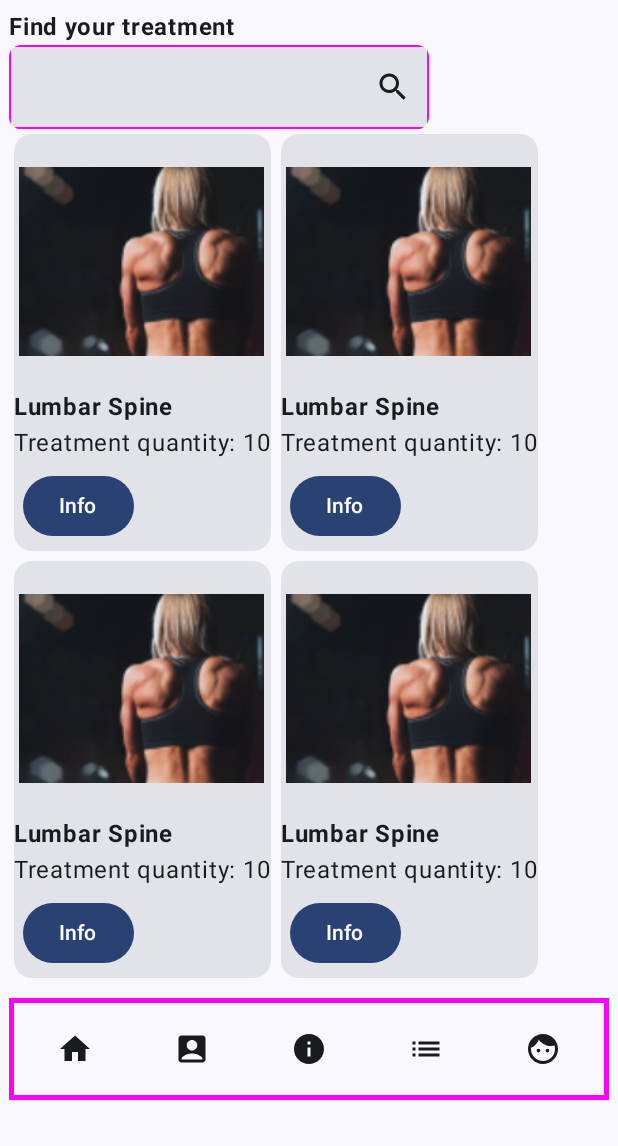
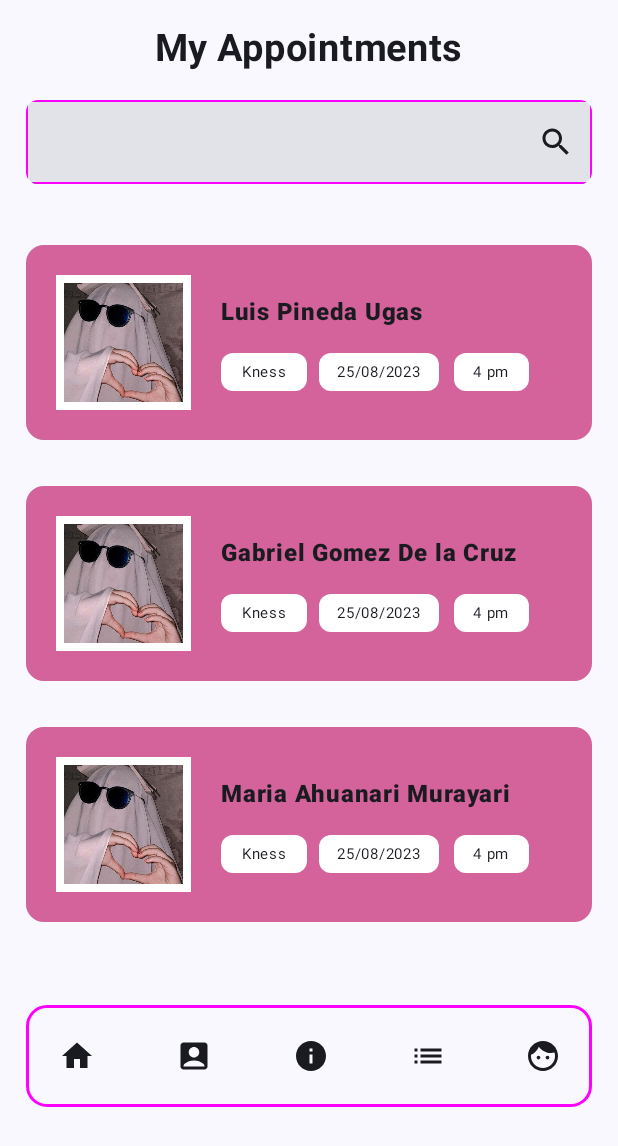
Before and after one commit to leonardoarrieta30/TheraphyTreatment, an Android app built with Jetpack Compose: the screen it shows after launch (MainActivity), on a phone screen of 412 x 824 dp. Shown: the top 1146 px of the screen. Run offline under Robolectric (Android 15) with nearby library versions, the phone set to English and light mode, and no system bars.

Commit message:
feat(appointmentList): list of appointments and patients of a doctor implemented

```diff
--- a/app/src/main/java/pe/edu/upc/theraphytreatmentscreens20/MainActivity.kt
+++ b/app/src/main/java/pe/edu/upc/theraphytreatmentscreens20/MainActivity.kt
@@ -10,6 +10,8 @@ import androidx.compose.material3.Text
 import androidx.compose.runtime.Composable
 import androidx.compose.ui.Modifier
 import androidx.compose.ui.tooling.preview.Preview
+import pe.edu.upc.theraphytreatmentscreens20.ui.screens.MyAppoitments
+import pe.edu.upc.theraphytreatmentscreens20.ui.screens.MyPatients
 import pe.edu.upc.theraphytreatmentscreens20.ui.screens.Treatments
 import pe.edu.upc.theraphytreatmentscreens20.ui.screens.Treatments2
 import pe.edu.upc.theraphytreatmentscreens20.ui.theme.TheraphyTreatmentScreens20Theme
@@ -24,7 +26,7 @@ class MainActivity : ComponentActivity() {
                     modifier = Modifier.fillMaxSize(),
                     color = MaterialTheme.colorScheme.background
                 ) {
-                    Treatments()
+                    MyAppoitments()
                 }
             }
         }
--- /dev/null
+++ b/app/src/main/java/pe/edu/upc/theraphytreatmentscreens20/ui/screens/MyAppointments.kt
@@ -0,0 +1,308 @@
+package pe.edu.upc.theraphytreatmentscreens20.ui.screens
+
+import android.graphics.Paint.Align
+import androidx.compose.foundation.BorderStroke
+import androidx.compose.foundation.Image
+import androidx.compose.foundation.background
+import androidx.compose.foundation.border
+import androidx.compose.foundation.layout.Box
+import androidx.compose.foundation.layout.Column
+import androidx.compose.foundation.layout.PaddingValues
+import androidx.compose.foundation.layout.Row
+import androidx.compose.foundation.layout.Spacer
+import androidx.compose.foundation.layout.absolutePadding
+import androidx.compose.foundation.layout.fillMaxSize
+import androidx.compose.foundation.layout.fillMaxWidth
+import androidx.compose.foundation.layout.height
+import androidx.compose.foundation.layout.padding
+import androidx.compose.foundation.layout.paddingFrom
+import androidx.compose.foundation.layout.safeContentPadding
+import androidx.compose.foundation.layout.width
+import androidx.compose.foundation.layout.wrapContentWidth
+import androidx.compose.foundation.shape.RoundedCornerShape
+import androidx.compose.material.icons.Icons
+import androidx.compose.material.icons.filled.AccountBox
+import androidx.compose.material.icons.filled.Face
+import androidx.compose.material.icons.filled.Home
+import androidx.compose.material.icons.filled.Info
+import androidx.compose.material.icons.filled.List
+import androidx.compose.material.icons.filled.Search
+import androidx.compose.material3.Button
+import androidx.compose.material3.Card
+import androidx.compose.material3.ExperimentalMaterial3Api
+import androidx.compose.material3.Icon
+import androidx.compose.material3.IconButton
+import androidx.compose.material3.OutlinedButton
+import androidx.compose.material3.Text
+import androidx.compose.material3.TextField
+import androidx.compose.material3.contentColorFor
+import androidx.compose.runtime.Composable
+import androidx.compose.ui.Alignment
+import androidx.compose.ui.Modifier
+import androidx.compose.ui.draw.clip
+import androidx.compose.ui.graphics.Color
+import androidx.compose.ui.res.painterResource
+import androidx.compose.ui.text.font.DeviceFontFamilyName
+import androidx.compose.ui.text.font.Font
+import androidx.compose.ui.text.font.FontWeight
+import androidx.compose.ui.unit.dp
+import androidx.compose.ui.unit.sp
+import pe.edu.upc.theraphytreatmentscreens20.R
+
+@OptIn(ExperimentalMaterial3Api::class)
+@Composable
+fun MyAppoitments() {
+    Column(modifier = Modifier.padding(17.dp), horizontalAlignment = Alignment.CenterHorizontally) {
+        Text(text = "My Appointments", fontSize = 25.sp,fontWeight = FontWeight.Bold,
+            modifier = Modifier
+                .absolutePadding(bottom = 20.dp))
+        Box(contentAlignment = Alignment.CenterEnd, modifier = Modifier
+            .absolutePadding(bottom = 25.dp)
+            .clip(shape = RoundedCornerShape(8.dp))
+            .border(
+                BorderStroke(1.dp, Color.Magenta)
+            )
+            .fillMaxWidth()){
+
+            TextField(value ="" , onValueChange = {},Modifier.fillMaxWidth())
+            IconButton(onClick = { /*TODO*/ }) {
+                Icon(imageVector = Icons.Default.Search, contentDescription = null)
+            }
+
+        }
+
+        Row() {
+            Card(modifier = Modifier
+                .absolutePadding(top = 15.dp, bottom = 15.dp)
+                .fillMaxWidth()
+            ) {
+                Row(verticalAlignment = Alignment.CenterVertically,
+                    modifier = Modifier
+                        .background(Color(212, 98, 155))
+                        .fillMaxWidth()) {
+                    Image(painter = painterResource(id = R.drawable.ghost),
+                        contentDescription = null,
+                        modifier = Modifier
+                            .width(130.dp)
+                            .height(130.dp)
+                            .padding(20.dp)
+                            .border(BorderStroke(5.dp, Color.White))
+                    )
+                    Column() {
+                        Text(text = "Luis Pineda Ugas", fontWeight = FontWeight.ExtraBold,
+                            modifier = Modifier.absolutePadding(bottom = 15.dp))
+                        Row() {
+                            Box(contentAlignment = Alignment.Center,
+                                modifier = Modifier
+                                    .height(25.dp)
+                                    .width(65.dp)
+                                    .absolutePadding(right = 8.dp)
+                                    .clip(shape = RoundedCornerShape(8.dp))
+                                    .background(Color(255,255,255))
+                            ) {
+                                Text(text = "Kness", fontSize = 10.sp,
+                                    modifier = Modifier.background(Color(255,255,255)))
+                            }
+                            Box(contentAlignment = Alignment.Center,
+                                modifier = Modifier
+                                    .height(25.dp)
+                                    .width(90.dp)
+                                    .absolutePadding(right = 10.dp)
+                                    .clip(shape = RoundedCornerShape(8.dp))
+                                    .background(Color(255,255,255))
+                            ) {
+                                Text(text = "25/08/2023", fontSize = 10.sp)
+                            }
+
+                            Box(contentAlignment = Alignment.Center,
+                                modifier = Modifier
+                                    .height(25.dp)
+                                    .width(60.dp)
+                                    .absolutePadding(right = 10.dp)
+                                    .clip(shape = RoundedCornerShape(8.dp))
+                                    .background(Color(255,255,255))
+                            ) {
+                                Text(text = "4 pm", fontSize = 10.sp)
+                            }
+                        }
+
+                    }
+
+                }
+
+            }
+
+
+
+
+
+
+        }
+
+
+        Row() {
+            Card(modifier = Modifier
+                .absolutePadding(top = 15.dp, bottom = 15.dp)
+                .fillMaxWidth()
+            ) {
+                Row(verticalAlignment = Alignment.CenterVertically,
+                    modifier = Modifier
+                        .background(Color(212, 98, 155))
+                        .fillMaxWidth()) {
+                    Image(painter = painterResource(id = R.drawable.ghost),
+                        contentDescription = null,
+                        modifier = Modifier
+                            .width(130.dp)
+                            .height(130.dp)
+                            .padding(20.dp)
+                            .border(BorderStroke(5.dp, Color.White))
+                    )
+                    Column() {
+                        Text(text = "Gabriel Gomez De la Cruz", fontWeight = FontWeight.ExtraBold,
+                            modifier = Modifier.absolutePadding(bottom = 15.dp))
+                        Row() {
+                            Box(contentAlignment = Alignment.Center,
+                                modifier = Modifier
+                                    .height(25.dp)
+                                    .width(65.dp)
+                                    .absolutePadding(right = 8.dp)
+                                    .clip(shape = RoundedCornerShape(8.dp))
+                                    .background(Color(255,255,255))
+                            ) {
+                                Text(text = "Kness", fontSize = 10.sp,
+                                    modifier = Modifier.background(Color(255,255,255)))
+                            }
+                            Box(contentAlignment = Alignment.Center,
+                                modifier = Modifier
+                                    .height(25.dp)
+                                    .width(90.dp)
+                                    .absolutePadding(right = 10.dp)
+                                    .clip(shape = RoundedCornerShape(8.dp))
+                                    .background(Color(255,255,255))
+                            ) {
+                                Text(text = "25/08/2023", fontSize = 10.sp)
+                            }
+
+                            Box(contentAlignment = Alignment.Center,
+                                modifier = Modifier
+                                    .height(25.dp)
+                                    .width(60.dp)
+                                    .absolutePadding(right = 10.dp)
+                                    .clip(shape = RoundedCornerShape(8.dp))
+                                    .background(Color(255,255,255))
+                            ) {
+                                Text(text = "4 pm", fontSize = 10.sp)
+                            }
+                        }
+
+                    }
+
+                }
+
+            }
+
+
+        }
+
+
+        Row() {
+            Card(modifier = Modifier
+                .absolutePadding(top = 15.dp, bottom = 15.dp)
+                .fillMaxWidth()
+            ) {
+                Row(verticalAlignment = Alignment.CenterVertically,
+                    modifier = Modifier
+                        .background(Color(212, 98, 155))
+                        .fillMaxWidth()) {
+                    Image(painter = painterResource(id = R.drawable.ghost),
+                        contentDescription = null,
+                        modifier = Modifier
+                            .width(130.dp)
+                            .height(130.dp)
+                            .padding(20.dp)
+                            .border(BorderStroke(5.dp, Color.White))
+                    )
+                    Column() {
+                        Text(text = "Maria Ahuanari Murayari", fontWeight = FontWeight.ExtraBold,
+                            modifier = Modifier.absolutePadding(bottom = 15.dp))
+                        Row() {
+                            Box(contentAlignment = Alignment.Center,
+                                modifier = Modifier
+                                    .height(25.dp)
+                                    .width(65.dp)
+                                    .absolutePadding(right = 8.dp)
+                                    .clip(shape = RoundedCornerShape(8.dp))
+                                    .background(Color(255,255,255))
+                            ) {
+                                Text(text = "Kness", fontSize = 10.sp,
+                                    modifier = Modifier.background(Color(255,255,255)))
+                            }
+                            Box(contentAlignment = Alignment.Center,
+                                modifier = Modifier
+                                    .height(25.dp)
+                                    .width(90.dp)
+                                    .absolutePadding(right = 10.dp)
+                                    .clip(shape = RoundedCornerShape(8.dp))
+                                    .background(Color(255,255,255))
+                            ) {
+                                Text(text = "25/08/2023", fontSize = 10.sp)
+                            }
+
+                            Box(contentAlignment = Alignment.Center,
+                                modifier = Modifier
+                                    .height(25.dp)
+                                    .width(60.dp)
+                                    .absolutePadding(right = 10.dp)
+                                    .clip(shape = RoundedCornerShape(8.dp))
+                                    .background(Color(255,255,255))
+                            ) {
+                                Text(text = "4 pm", fontSize = 10.sp)
+                            }
+                        }
+
+                    }
+
+                }
+
+            }
+
+
+        }
+
+        Spacer(modifier = Modifier.height(40.dp))
+
+
+        Box(modifier = Modifier
+            .fillMaxWidth()
+            .border(2.dp, Color.Magenta, shape = RoundedCornerShape(14.dp))
+            ,contentAlignment = Alignment.Center
+        ) {
+            Row(modifier = Modifier.padding(10.dp)) {
+                IconButton(onClick = { /*TODO*/ }) {
+                    Icon(imageVector = Icons.Default.Home, contentDescription = null)
+                }
+                Spacer(modifier = Modifier.width(30.dp))
+                IconButton(onClick = { /*TODO*/ }) {
+                    Icon(imageVector = Icons.Default.AccountBox, contentDescription = null)
+                }
+                Spacer(modifier = Modifier.width(30.dp))
+                IconButton(onClick = { /*TODO*/ }) {
+                    Icon(imageVector = Icons.Default.Info, contentDescription = null)
+                }
+                Spacer(modifier = Modifier.width(30.dp))
+                IconButton(onClick = { /*TODO*/ }) {
+                    Icon(imageVector = Icons.Default.List, contentDescription = null)
+                }
+                Spacer(modifier = Modifier.width(30.dp))
+                IconButton(onClick = { /*TODO*/ }) {
+                    Icon(imageVector = Icons.Default.Face, contentDescription = null)
+                }
+            }
+        }
+
+    }
+
+
+
+
+}
```
Also changed, not shown: app/src/main/java/pe/edu/upc/theraphytreatmentscreens20/ui/screens/MyPatients.kt (added, +275 -0 lines), app/src/main/res/drawable/ghost.jpeg (added).
